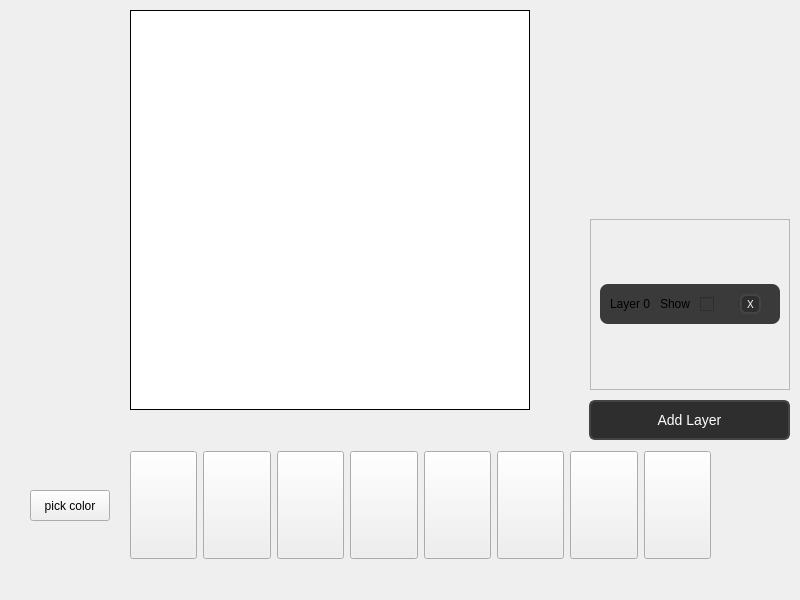
First picture: the form in mainwindow.ui, repository ElijahTolton/SpriteSmith, before the edit.
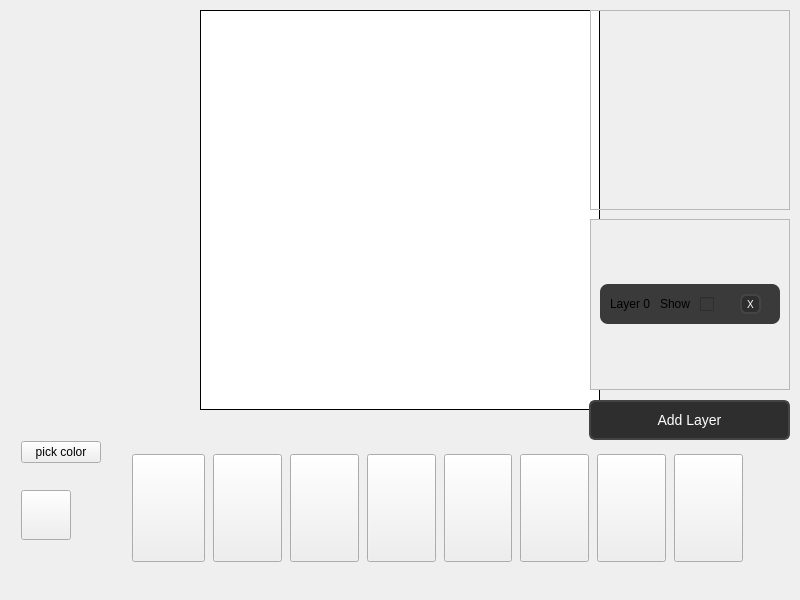
Second picture: the form after the edit. Custom widgets are drawn as their Qt base class.

Commit message: Revert mainwindow.ui to remote version

Patch:
```diff
--- a/mainwindow.ui
+++ b/mainwindow.ui
@@ -19,8 +19,8 @@
      <rect>
       <x>130</x>
       <y>450</y>
-      <width>581</width>
-      <height>111</height>
+      <width>620</width>
+      <height>116</height>
      </rect>
     </property>
     <layout class="QHBoxLayout" name="toolBar">
@@ -157,7 +157,7 @@
    <widget class="SpriteEditor" name="canvas">
     <property name="geometry">
      <rect>
-      <x>130</x>
+      <x>200</x>
       <y>10</y>
       <width>400</width>
       <height>400</height>
@@ -206,19 +206,6 @@
      <number>14</number>
     </attribute>
    </widget>
-   <widget class="QPushButton" name="colorPicker">
-    <property name="geometry">
-     <rect>
-      <x>30</x>
-      <y>490</y>
-      <width>80</width>
-      <height>31</height>
-     </rect>
-    </property>
-    <property name="text">
-     <string>pick color</string>
-    </property>
-   </widget>
    <widget class="QPushButton" name="addLayer">
     <property name="geometry">
      <rect>
@@ -401,6 +388,57 @@
      </layout>
     </widget>
    </widget>
+   <widget class="QFrame" name="frame">
+    <property name="geometry">
+     <rect>
+      <x>590</x>
+      <y>10</y>
+      <width>200</width>
+      <height>200</height>
+     </rect>
+    </property>
+    <property name="frameShape">
+     <enum>QFrame::Shape::StyledPanel</enum>
+    </property>
+    <property name="frameShadow">
+     <enum>QFrame::Shadow::Raised</enum>
+    </property>
+   </widget>
+   <widget class="QWidget" name="gridLayoutWidget">
+    <property name="geometry">
+     <rect>
+      <x>10</x>
+      <y>420</y>
+      <width>102</width>
+      <height>141</height>
+     </rect>
+    </property>
+    <layout class="QGridLayout" name="gridLayout">
+     <item row="0" column="0">
+      <widget class="QPushButton" name="colorPicker">
+       <property name="text">
+        <string>pick color</string>
+       </property>
+      </widget>
+     </item>
+     <item row="1" column="0">
+      <widget class="QPushButton" name="colorPreview">
+       <property name="enabled">
+        <bool>true</bool>
+       </property>
+       <property name="maximumSize">
+        <size>
+         <width>50</width>
+         <height>50</height>
+        </size>
+       </property>
+       <property name="text">
+        <string/>
+       </property>
+      </widget>
+     </item>
+    </layout>
+   </widget>
   </widget>
  </widget>
  <customwidgets>
```
